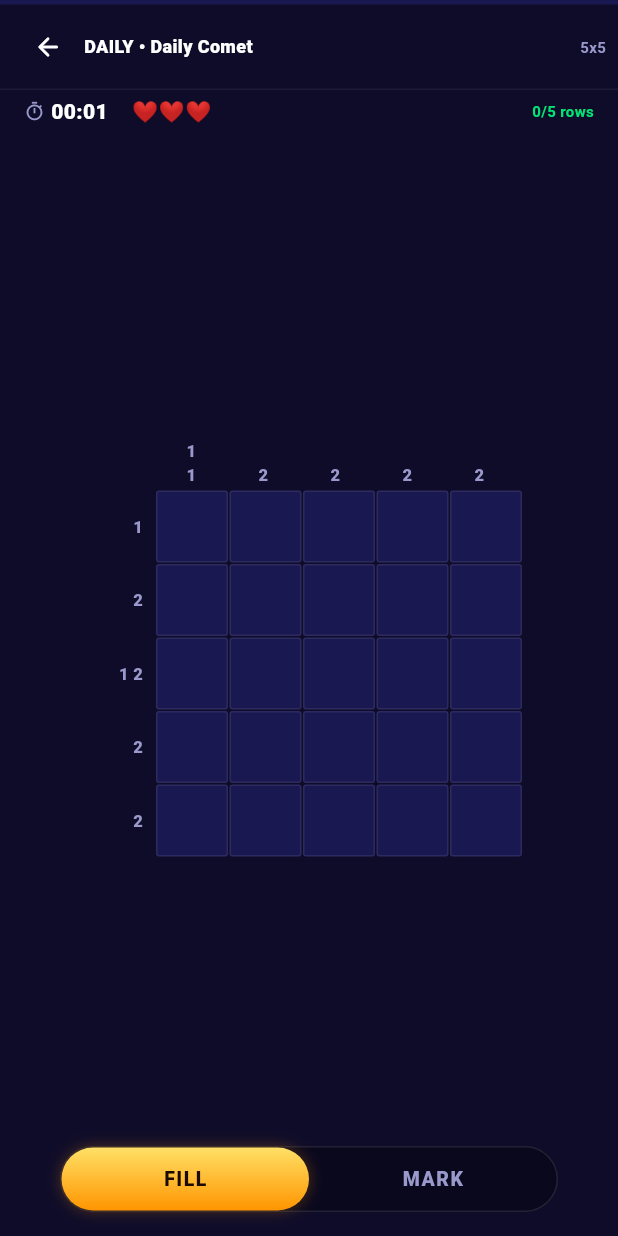
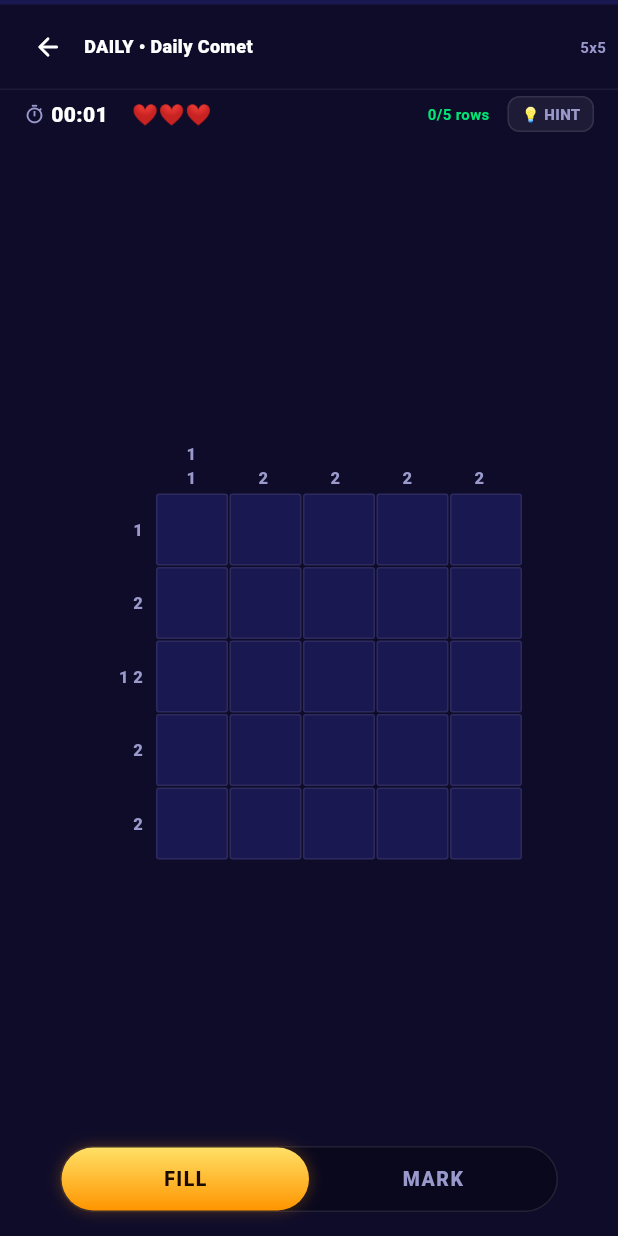
Before and after one commit to tungichimedev/pixel-logic, a Flutter app: the screen it shows after launch, after a tap on "Skip", after a tap on "DAILY CHALLENGE", on a phone screen of 412 x 824 dp. Run offline on Flutter 3.47's test engine with Material 3 defaults, Android fonts, the phone set to English and light mode, and no system bars; our stand-ins replace flutter_riverpod, go_router, shared_preferences; Roboto replaces fonts that are missing (Nunito).

Commit message:
Add hint system, error flash animation, hint mode UI
Hint System:
- Hint button in HUD toggles hint mode
- In hint mode: cells glow gold, tap to reveal correct state
- Revealed cells show blue with green border (distinct from filled)
- Hints increment hintsUsed counter
- Exit hint mode via button or after using hint

Error Flash:
- Wrong cell fills now show bright red with white X
- Error cells tracked in state as Set<(int,int)>
- Auto-clear after 600ms delay
- AnimatedContainer for smooth transition

Game Controller Updates:
- enterHintMode() / exitHintMode() / useHintOnCell()
- clearErrors() for auto-clearing error flash
- Block normal taps during hint mode
- Block taps when lives = 0

Refs #23, #6

Co-Authored-By: Claude Opus 4.6 (1M context) <noreply@anthropic.com>

```diff
--- a/lib/models/nonogram_state.dart
+++ b/lib/models/nonogram_state.dart
@@ -13,6 +13,8 @@ class NonogramState {
   final bool isComplete;
   final bool puristMode;
   final InputMode inputMode;
+  final bool isHintMode;
+  final Set<(int, int)> errorCells; // Cells that just errored (flash red)
 
   const NonogramState({
     required this.puzzle,
@@ -23,6 +25,8 @@ class NonogramState {
     this.isComplete = false,
     this.puristMode = false,
     this.inputMode = InputMode.fill,
+    this.isHintMode = false,
+    this.errorCells = const {},
   });
 
   factory NonogramState.initial(NonogramPuzzle puzzle) {
@@ -36,15 +40,18 @@ class NonogramState {
   bool isCellCorrect(int row, int col) => puzzle.solution[row][col] > 0;
 
   bool isRowSatisfied(int row) {
-    final filledCells =
-        cells[row].map((c) => c == CellState.filled || c == CellState.revealed).toList();
+    final filledCells = cells[row]
+        .map((c) => c == CellState.filled || c == CellState.revealed)
+        .toList();
     return _runsMatch(filledCells, puzzle.rowClues[row].runs);
   }
 
   bool isColSatisfied(int col) {
     final filledCells = List.generate(
       puzzle.gridSize,
-      (row) => cells[row][col] == CellState.filled || cells[row][col] == CellState.revealed,
+      (row) =>
+          cells[row][col] == CellState.filled ||
+          cells[row][col] == CellState.revealed,
     );
     return _runsMatch(filledCells, puzzle.colClues[col].runs);
   }
@@ -85,6 +92,8 @@ class NonogramState {
     int? mistakes,
     bool? isComplete,
     InputMode? inputMode,
+    bool? isHintMode,
+    Set<(int, int)>? errorCells,
   }) =>
       NonogramState(
         puzzle: puzzle,
@@ -95,5 +104,7 @@ class NonogramState {
         isComplete: isComplete ?? this.isComplete,
         puristMode: puristMode,
         inputMode: inputMode ?? this.inputMode,
+        isHintMode: isHintMode ?? this.isHintMode,
+        errorCells: errorCells ?? this.errorCells,
       );
 }
--- a/lib/screens/game_screen.dart
+++ b/lib/screens/game_screen.dart
@@ -138,7 +138,7 @@ class _GameScreenState extends ConsumerState<GameScreen> {
                 // Top bar
                 _buildTopBar(state),
                 // HUD
-                _buildHUD(state),
+                _buildHUD(state, controller),
                 const SizedBox(height: 8),
                 // Grid
                 Expanded(
@@ -147,7 +147,21 @@ class _GameScreenState extends ConsumerState<GameScreen> {
                       padding: const EdgeInsets.symmetric(horizontal: 8),
                       child: NonogramGridWidget(
                         state: state,
-                        onCellTap: (row, col) => controller.tapCell(row, col),
+                        onCellTap: (row, col) {
+                          controller.tapCell(row, col);
+                          // Auto-clear error cells after delay
+                          if (state.errorCells.isEmpty) {
+                            Future.delayed(const Duration(milliseconds: 600), () {
+                              if (mounted) controller.clearErrors();
+                            });
+                          }
+                        },
+                        onHintTap: (row, col) {
+                          final used = controller.useHintOnCell(row, col);
+                          if (used) {
+                            HapticFeedback.mediumImpact();
+                          }
+                        },
                       ),
                     ),
                   ),
@@ -232,7 +246,7 @@ class _GameScreenState extends ConsumerState<GameScreen> {
     );
   }
 
-  Widget _buildHUD(NonogramState state) {
+  Widget _buildHUD(NonogramState state, GameController controller) {
     return Padding(
       padding: const EdgeInsets.symmetric(horizontal: 16, vertical: 4),
       child: Row(
@@ -270,6 +284,39 @@ class _GameScreenState extends ConsumerState<GameScreen> {
               color: Color(0xFF00E676),
               fontSize: 10,
               fontWeight: FontWeight.w700,
+            ),
+          ),
+          const SizedBox(width: 12),
+          // Hint button
+          GestureDetector(
+            onTap: () {
+              if (state.isHintMode) {
+                controller.exitHintMode();
+              } else {
+                controller.enterHintMode();
+              }
+            },
+            child: Container(
+              padding: const EdgeInsets.symmetric(horizontal: 8, vertical: 4),
+              decoration: BoxDecoration(
+                color: state.isHintMode
+                    ? AppColors.primary.withValues(alpha: 0.2)
+                    : Colors.white.withValues(alpha: 0.06),
+                borderRadius: BorderRadius.circular(8),
+                border: Border.all(
+                  color: state.isHintMode
+                      ? AppColors.primary.withValues(alpha: 0.5)
+                      : Colors.white.withValues(alpha: 0.1),
+                ),
+              ),
+              child: Text(
+                state.isHintMode ? 'TAP CELL' : '\u{1F4A1} HINT',
+                style: TextStyle(
+                  fontSize: 10,
+                  fontWeight: FontWeight.w900,
+                  color: state.isHintMode ? AppColors.primary : AppColors.textSecondary,
+                ),
+              ),
             ),
           ),
         ],
--- a/lib/widgets/nonogram_grid_widget.dart
+++ b/lib/widgets/nonogram_grid_widget.dart
@@ -5,11 +5,13 @@ import '../models/nonogram_state.dart';
 class NonogramGridWidget extends StatefulWidget {
   final NonogramState state;
   final void Function(int row, int col) onCellTap;
+  final void Function(int row, int col)? onHintTap;
 
   const NonogramGridWidget({
     super.key,
     required this.state,
     required this.onCellTap,
+    this.onHintTap,
   });
 
   @override
@@ -112,19 +114,30 @@ class _NonogramGridWidgetState extends State<NonogramGridWidget> {
                     const SizedBox(width: 4),
                     // Cells
                     ...List.generate(gridSize, (col) {
+                      final isError = widget.state.errorCells.contains((row, col));
+                      final isHintTarget = widget.state.isHintMode &&
+                          widget.state.cells[row][col] != CellState.filled &&
+                          widget.state.cells[row][col] != CellState.revealed;
                       return GestureDetector(
                         onTap: () {
                           HapticFeedback.lightImpact();
-                          widget.onCellTap(row, col);
+                          if (widget.state.isHintMode && widget.onHintTap != null) {
+                            widget.onHintTap!(row, col);
+                          } else {
+                            widget.onCellTap(row, col);
+                          }
                         },
-                        child: Container(
+                        child: AnimatedContainer(
+                          duration: const Duration(milliseconds: 200),
                           width: _cellSize,
                           height: _cellSize,
                           margin: const EdgeInsets.all(0.5),
-                          decoration:
-                              _cellDecoration(widget.state.cells[row][col]),
-                          child: _cellChild(
-                              widget.state.cells[row][col], _cellSize),
+                          decoration: isError
+                              ? _errorDecoration()
+                              : _cellDecoration(widget.state.cells[row][col], isHintTarget: isHintTarget),
+                          child: isError
+                              ? _errorChild(_cellSize)
+                              : _cellChild(widget.state.cells[row][col], _cellSize),
                         ),
                       );
                     }),
@@ -214,7 +227,23 @@ class _NonogramGridWidgetState extends State<NonogramGridWidget> {
 
   // --- Cell visuals ---
 
-  BoxDecoration _cellDecoration(CellState cell) {
+  BoxDecoration _cellDecoration(CellState cell, {bool isHintTarget = false}) {
+    if (isHintTarget) {
+      return BoxDecoration(
+        color: const Color(0xFF1a1850),
+        borderRadius: BorderRadius.circular(2),
+        border: Border.all(
+          color: const Color(0xFFFFD84B).withValues(alpha: 0.5),
+          width: 1.5,
+        ),
+        boxShadow: [
+          BoxShadow(
+            color: const Color(0xFFFFD84B).withValues(alpha: 0.15),
+            blurRadius: 6,
+          ),
+        ],
+      );
+    }
     switch (cell) {
       case CellState.empty:
         return BoxDecoration(
@@ -257,6 +286,36 @@ class _NonogramGridWidgetState extends State<NonogramGridWidget> {
     }
   }
 
+  BoxDecoration _errorDecoration() {
+    return BoxDecoration(
+      gradient: const LinearGradient(
+        begin: Alignment.topLeft,
+        end: Alignment.bottomRight,
+        colors: [Color(0xFFFF4444), Color(0xFFFF3B30)],
+      ),
+      borderRadius: BorderRadius.circular(2),
+      boxShadow: [
+        BoxShadow(
+          color: const Color(0xFFFF3B30).withValues(alpha: 0.5),
+          blurRadius: 6,
+        ),
+      ],
+    );
+  }
+
+  Widget? _errorChild(double size) {
+    return Center(
+      child: Text(
+        '\u2715',
+        style: TextStyle(
+          fontSize: size * 0.45,
+          fontWeight: FontWeight.w900,
+          color: Colors.white.withValues(alpha: 0.9),
+        ),
+      ),
+    );
+  }
+
   Widget? _cellChild(CellState cell, double size) {
     if (cell == CellState.marked) {
       return Center(
```
Also changed, not shown: lib/controllers/game_controller.dart (+63 -6 lines).
